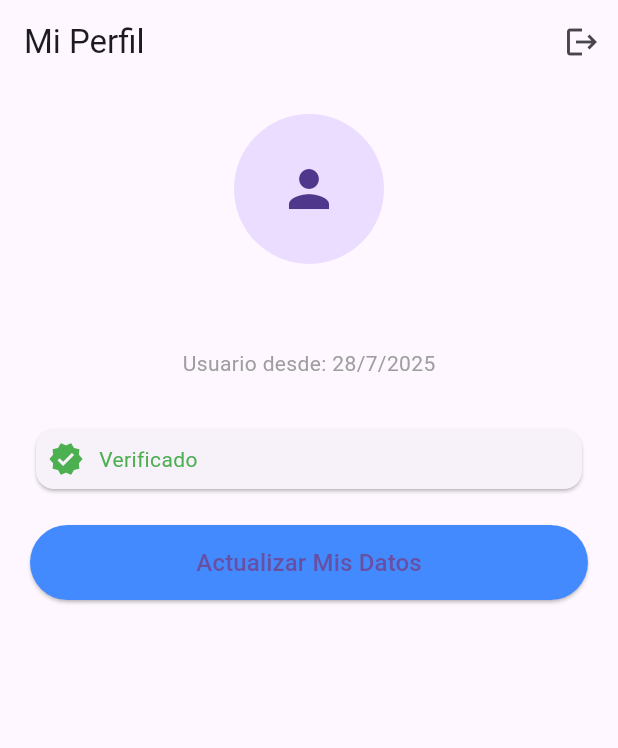
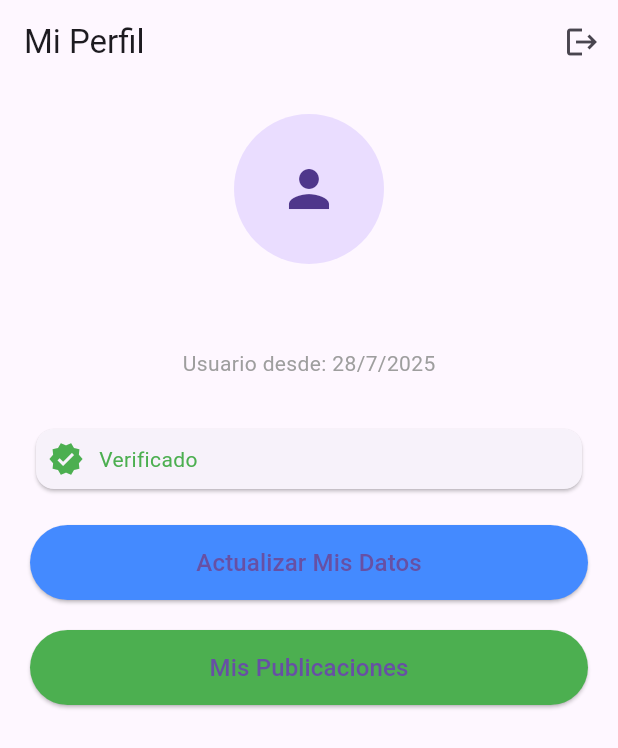
Before and after one commit to BederCC/liz-app, a Flutter app: the screen it shows once a user with an empty profile is signed in, on a phone screen of 412 x 824 dp. Shown: the top 748 px of the screen. Run offline on Flutter 3.47's test engine with Material 3 defaults, Android fonts, the phone set to English and light mode, and no system bars; our stand-ins replace cloud_firestore, firebase_auth, firebase_core; accounts and stored records are empty.

Commit message:
agragndo pagina de publicaciones

```diff
--- a/lib/main.dart
+++ b/lib/main.dart
@@ -1,6 +1,7 @@
 import 'dart:async';
 
-import 'package:aplicacion_luz/pages/lib/pages/perfil_usuario_page.dart';
+import 'package:aplicacion_luz/pages/perfil_usuario_page.dart';
+import 'package:aplicacion_luz/pages/publicaciones_page.dart';
 import 'package:aplicacion_luz/services/user_service.dart';
 import 'package:flutter/material.dart';
 import 'package:firebase_core/firebase_core.dart';
@@ -51,7 +52,7 @@ void main() async {
         home: const AuthWrapper(), // Widget que decide si mostrar login o home
         routes: {
           '/perfil': (context) => const PerfilUsuarioPage(),
-          // Agrega otras rutas aquí
+          '/publicaciones': (context) => const PublicacionesPage(),
         },
         debugShowCheckedModeBanner: false,
       ),
@@ -488,6 +489,22 @@ class ProfilePage extends StatelessWidget {
               ),
             ),
             const SizedBox(height: 20),
+            // Nuevo botón para publicaciones
+            ElevatedButton(
+              onPressed: () {
+                Navigator.pushNamed(context, '/publicaciones');
+              },
+              style: ElevatedButton.styleFrom(
+                minimumSize: const Size(double.infinity, 50),
+                backgroundColor: Colors.green,
+              ),
+              child: const Text(
+                'Mis Publicaciones',
+                style: TextStyle(fontSize: 16),
+              ),
+            ),
+
+            const SizedBox(height: 20),
             if (!user.emailVerified)
               Padding(
                 padding: const EdgeInsets.symmetric(horizontal: 20.0),
```
Also changed, not shown: lib/pages/publicaciones_page.dart (added, +45 -0 lines), lib/pages/perfil_usuario_page.dart (renamed from lib/pages/lib/pages/perfil_usuario_page.dart).
